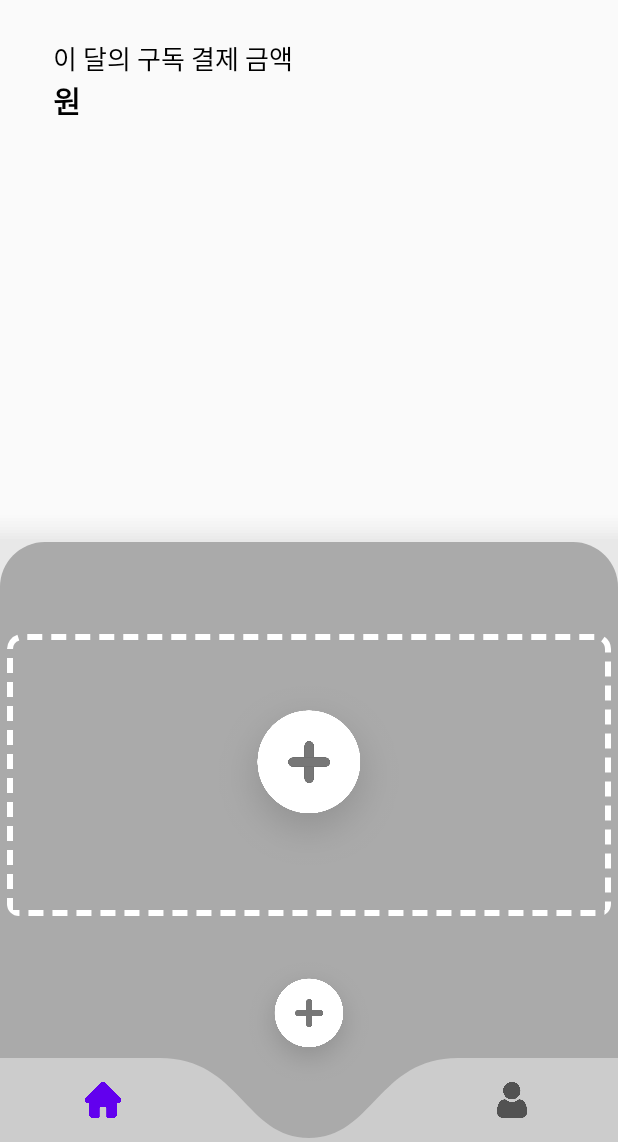
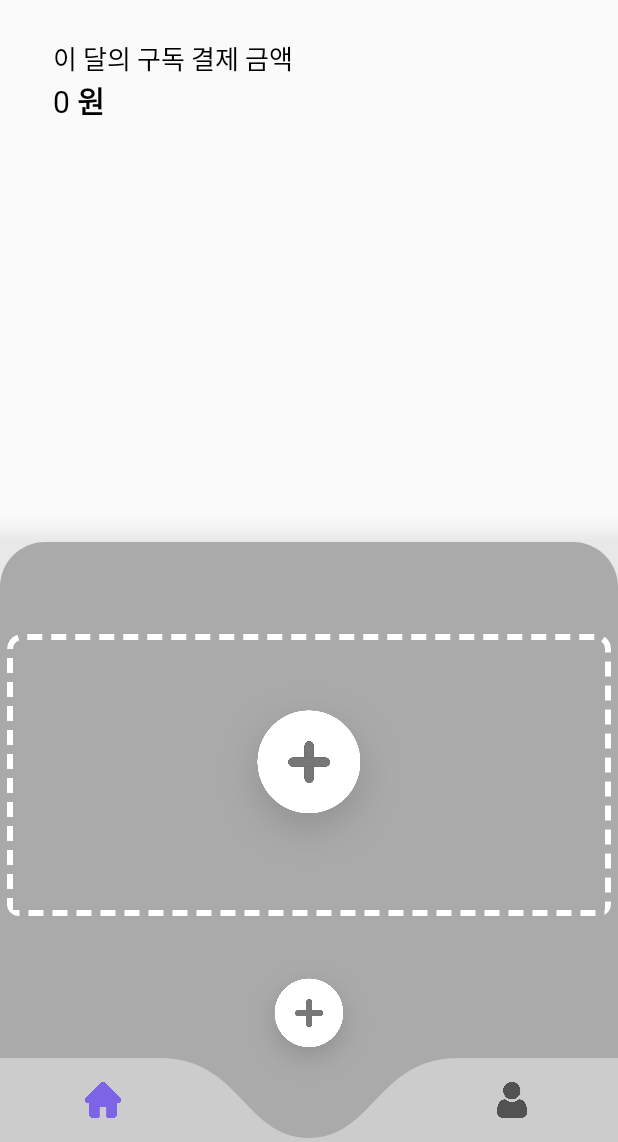
Before and after one commit to skrud9704/ReSub, an Android app: the MainActivity screen opened directly, with no data from a screen before it, on a phone screen of 412 x 824 dp, the part 94-1236 px from its top. Run offline under Robolectric (Android 15) with nearby library versions, the phone set to English and light mode, and no system bars; our stand-ins replace Room's generated code.

```diff
--- a/ReSub/app/src/main/res/layout/recycler_list_item_plan_horizontal.xml
+++ b/ReSub/app/src/main/res/layout/recycler_list_item_plan_horizontal.xml
@@ -48,7 +48,7 @@
                 android:text="@string/detail_plan_unit_foo"
                 style="@style/TextAppearance.AppCompat.Normal"
                 android:gravity="end"
-                android:textSize="15sp"/>
+                android:textSize="15sp" />
 
         </LinearLayout>
 
--- a/ReSub/app/src/main/res/values/strings.xml
+++ b/ReSub/app/src/main/res/values/strings.xml
@@ -3,7 +3,7 @@
 
     <!-- MAIN -->
     <string name="main_this_month_cost">이 달의 구독 결제 금액</string>
-    <string name="main_won">원</string>
+    <string name="main_won">0 원</string>
 
     <!-- Detail -->
     <string name="detail_name_foo">Netflix</string>
--- a/ReSub/app/src/main/res/values/styles.xml
+++ b/ReSub/app/src/main/res/values/styles.xml
@@ -2,7 +2,7 @@
     <!-- Base application theme. -->
     <style name="AppTheme" parent="Theme.AppCompat.Light.NoActionBar">
         <!-- Customize your theme here. -->
-        <item name="colorPrimary">@color/colorPrimary</item>
+        <item name="colorPrimary">@color/purple</item>
         <item name="colorPrimaryDark">@color/colorPrimaryDark</item>
         <item name="colorAccent">@color/colorAccent</item>
         <!-- 액션바, 상태바 없애기 -->
```
Also changed, not shown: ReSub/app/src/main/java/com/example/resub/view/main/MainActivity.kt (+10 -0 lines), ReSub/app/src/main/res/drawable/shape_button_round_shadow.xml (deleted, +0 -28 lines).
